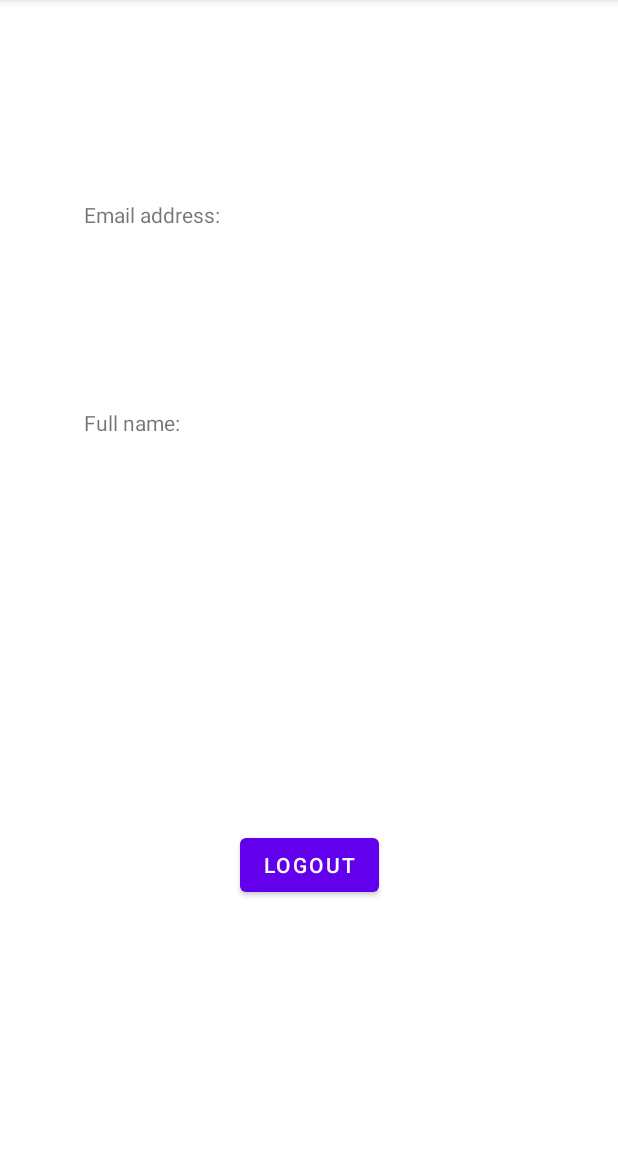
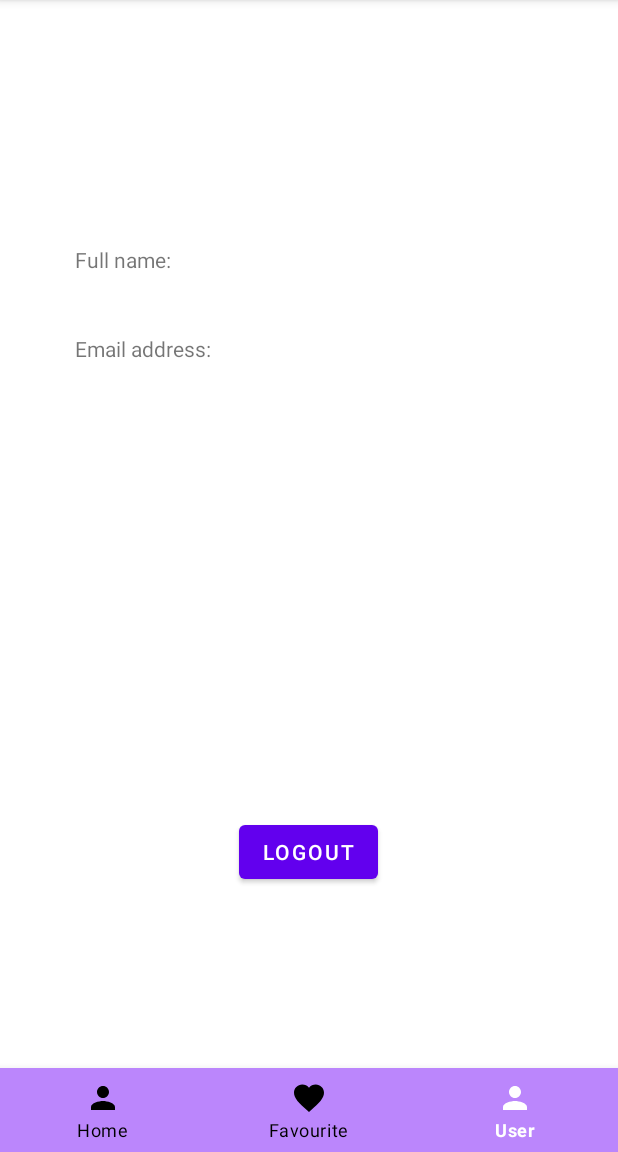
Before and after one commit to nedelchr/viaNatureRepo, an Android app: the ProfileActivity screen opened directly, with no data from a screen before it, on a phone screen of 412 x 824 dp, the part 84-1236 px from its top. Run offline under Robolectric (Android 15) with nearby library versions, the phone set to English and light mode, and no system bars; our stand-ins replace Firebase (no records; nobody signed in at launch, a user with empty details on screens opened directly).

```diff
--- a/app/src/main/java/com/example/vianature/ProfileActivity.java
+++ b/app/src/main/java/com/example/vianature/ProfileActivity.java
@@ -5,11 +5,14 @@ import androidx.appcompat.app.AppCompatActivity;
 
 import android.content.Intent;
 import android.os.Bundle;
+import android.util.Log;
+import android.view.MenuItem;
 import android.view.View;
 import android.widget.Button;
 import android.widget.TextView;
 import android.widget.Toast;
 
+import com.google.android.material.bottomnavigation.BottomNavigationView;
 import com.google.firebase.auth.FirebaseAuth;
 import com.google.firebase.auth.FirebaseUser;
 import com.google.firebase.database.DataSnapshot;
@@ -25,6 +28,10 @@ public class ProfileActivity extends AppCompatActivity {
     private DatabaseReference reference;
 
     private String userID;
+
+
+    private FirebaseAuth mAuth;
+    private static final String TAG = "MainActivity";
 
     @Override
     protected void onCreate(Bundle savedInstanceState) {
@@ -68,5 +75,30 @@ public class ProfileActivity extends AppCompatActivity {
                 Toast.makeText(ProfileActivity.this, "Smthg is wrong", Toast.LENGTH_LONG).show();
             }
         });
+        BottomNavigationView bottomNavigationView = findViewById(R.id.bottom_navigation);
+
+        bottomNavigationView.setSelectedItemId(R.id.user);
+
+        bottomNavigationView.setOnNavigationItemSelectedListener(new BottomNavigationView.OnNavigationItemSelectedListener() {
+            @Override
+            public boolean onNavigationItemSelected(@NonNull MenuItem item) {
+                switch (item.getItemId()){
+                    case R.id.home:
+                        startActivity(new Intent(getApplicationContext(), MainActivity.class));
+                        overridePendingTransition(0,0);
+                        return true;
+                    case R.id.favoutire:
+                        startActivity(new Intent(getApplicationContext(), Favourite.class));
+                        overridePendingTransition(0,0);
+                        return true;
+                    case R.id.user:
+
+                        return true;
+                }
+                return false;
+            }
+        });
     }
+
+
 }
--- a/app/src/main/res/layout/activity_profile.xml
+++ b/app/src/main/res/layout/activity_profile.xml
@@ -1,5 +1,6 @@
 <?xml version="1.0" encoding="utf-8"?>
-<androidx.constraintlayout.widget.ConstraintLayout xmlns:android="http://schemas.android.com/apk/res/android"
+<RelativeLayout
+    xmlns:android="http://schemas.android.com/apk/res/android"
     xmlns:app="http://schemas.android.com/apk/res-auto"
     xmlns:tools="http://schemas.android.com/tools"
     android:layout_width="match_parent"
@@ -11,6 +12,12 @@
         android:id="@+id/greeting"
         android:layout_width="wrap_content"
         android:layout_height="wrap_content"
+        android:layout_alignParentStart="true"
+        android:layout_alignParentLeft="true"
+        android:layout_alignParentTop="true"
+        android:layout_marginStart="62dp"
+        android:layout_marginLeft="62dp"
+        android:layout_marginTop="33dp"
         app:layout_constraintBottom_toBottomOf="parent"
         app:layout_constraintEnd_toEndOf="parent"
         app:layout_constraintHorizontal_bias="0.136"
@@ -22,6 +29,9 @@
         android:id="@+id/signOut"
         android:layout_width="wrap_content"
         android:layout_height="wrap_content"
+        android:layout_above="@+id/bottom_navigation"
+        android:layout_centerHorizontal="true"
+        android:layout_marginBottom="120dp"
         android:text="Logout"
         app:layout_constraintBottom_toBottomOf="parent"
         app:layout_constraintEnd_toEndOf="parent"
@@ -33,7 +43,12 @@
         android:id="@+id/emailAddressTitle"
         android:layout_width="wrap_content"
         android:layout_height="wrap_content"
-        android:layout_marginTop="64dp"
+        android:layout_below="@+id/fullNameTitle"
+        android:layout_alignParentStart="true"
+        android:layout_alignParentLeft="true"
+        android:layout_marginStart="50dp"
+        android:layout_marginLeft="50dp"
+        android:layout_marginTop="40dp"
         android:text="Email address:"
         app:layout_constraintStart_toStartOf="@+id/greeting"
         app:layout_constraintTop_toBottomOf="@+id/greeting" />
@@ -42,15 +57,31 @@
         android:id="@+id/emailAddress"
         android:layout_width="wrap_content"
         android:layout_height="wrap_content"
-        android:layout_marginTop="40dp"
-        app:layout_constraintTop_toBottomOf="@+id/emailAddressTitle"
-        app:layout_constraintLeft_toLeftOf="@+id/emailAddressTitle" />
+        android:layout_alignParentTop="true"
+        android:layout_alignParentEnd="true"
+        android:layout_alignParentRight="true"
+        android:layout_marginStart="57dp"
+        android:layout_marginLeft="57dp"
+        android:layout_marginTop="221dp"
+        android:layout_marginEnd="216dp"
+        android:layout_marginRight="216dp"
+        android:layout_toEndOf="@+id/emailAddressTitle"
+        android:layout_toRightOf="@+id/emailAddressTitle"
+        app:layout_constraintLeft_toLeftOf="@+id/emailAddressTitle"
+        app:layout_constraintTop_toBottomOf="@+id/emailAddressTitle" />
+
 
     <TextView
         android:id="@+id/fullNameTitle"
         android:layout_width="wrap_content"
         android:layout_height="wrap_content"
-        android:layout_marginTop="60dp"
+        android:layout_alignParentStart="true"
+        android:layout_alignParentLeft="true"
+        android:layout_alignParentTop="true"
+        android:layout_centerHorizontal="true"
+        android:layout_marginStart="50dp"
+        android:layout_marginLeft="50dp"
+        android:layout_marginTop="163dp"
         android:text="Full name:"
         app:layout_constraintLeft_toLeftOf="@+id/greeting"
         app:layout_constraintTop_toBottomOf="@+id/emailAddress" />
@@ -59,9 +90,27 @@
         android:id="@+id/fullName"
         android:layout_width="wrap_content"
         android:layout_height="wrap_content"
-        android:layout_marginTop="52dp"
+        android:layout_alignParentTop="true"
+        android:layout_alignParentEnd="true"
+        android:layout_alignParentRight="true"
+        android:layout_marginStart="81dp"
+        android:layout_marginLeft="81dp"
+        android:layout_marginTop="170dp"
+        android:layout_marginEnd="216dp"
+        android:layout_marginRight="216dp"
+        android:layout_toEndOf="@+id/fullNameTitle"
+        android:layout_toRightOf="@+id/fullNameTitle"
         app:layout_constraintLeft_toLeftOf="@+id/emailAddressTitle"
         app:layout_constraintTop_toBottomOf="@+id/fullNameTitle" />
 
+    <com.google.android.material.bottomnavigation.BottomNavigationView
+        android:layout_width="match_parent"
+        android:layout_height="wrap_content"
+        android:id="@+id/bottom_navigation"
+        android:background="@color/purple_200"
+        app:itemTextColor="@drawable/selector"
+        app:itemIconTint="@drawable/selector"
+        app:menu="@menu/menu_navigation"
+        android:layout_alignParentBottom="true"/>
 
-</androidx.constraintlayout.widget.ConstraintLayout>
+</RelativeLayout>
```
Also changed, not shown: app/src/main/java/com/example/vianature/Favourite.java (+15 -3 lines), app/src/main/java/com/example/vianature/MainActivity.java (+32 -0 lines).
